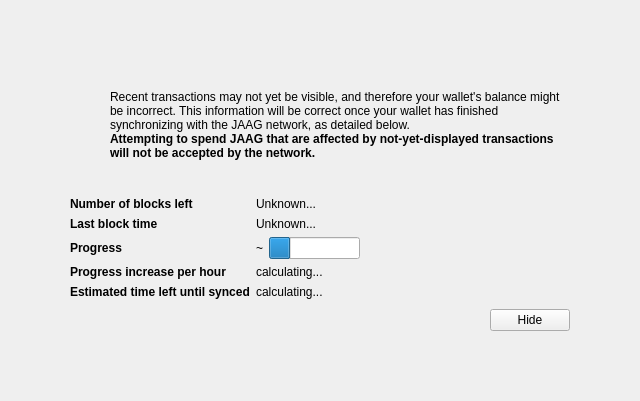
First picture: the form in src/qt/forms/modaloverlay.ui, repository fcemmon/JAAG, before the edit.
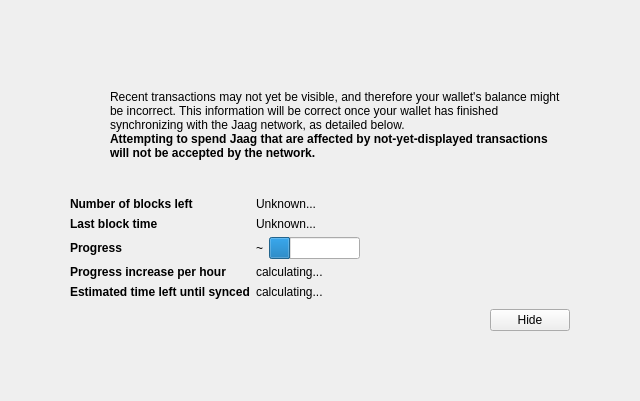
Second picture: the form after the edit. Icons and pictures are not drawn. Custom widgets are drawn as their Qt base class.

```diff
--- a/src/qt/forms/modaloverlay.ui
+++ b/src/qt/forms/modaloverlay.ui
@@ -128,7 +128,7 @@
              <item>
               <widget class="QLabel" name="infoText">
                <property name="text">
-                <string>Recent transactions may not yet be visible, and therefore your wallet's balance might be incorrect. This information will be correct once your wallet has finished synchronizing with the JAAG network, as detailed below.</string>
+                <string>Recent transactions may not yet be visible, and therefore your wallet's balance might be incorrect. This information will be correct once your wallet has finished synchronizing with the Jaag network, as detailed below.</string>
                </property>
                <property name="textFormat">
                 <enum>Qt::RichText</enum>
@@ -147,7 +147,7 @@
                 </font>
                </property>
                <property name="text">
-                <string>Attempting to spend JAAG that are affected by not-yet-displayed transactions will not be accepted by the network.</string>
+                <string>Attempting to spend Jaag that are affected by not-yet-displayed transactions will not be accepted by the network.</string>
                </property>
                <property name="textFormat">
                 <enum>Qt::RichText</enum>
```
Left out of the diff: 2 changed lines with no effect on the pictures.
